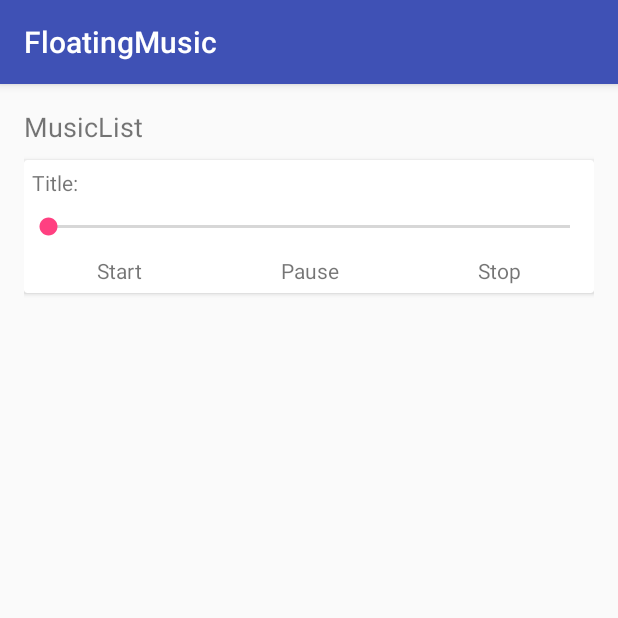
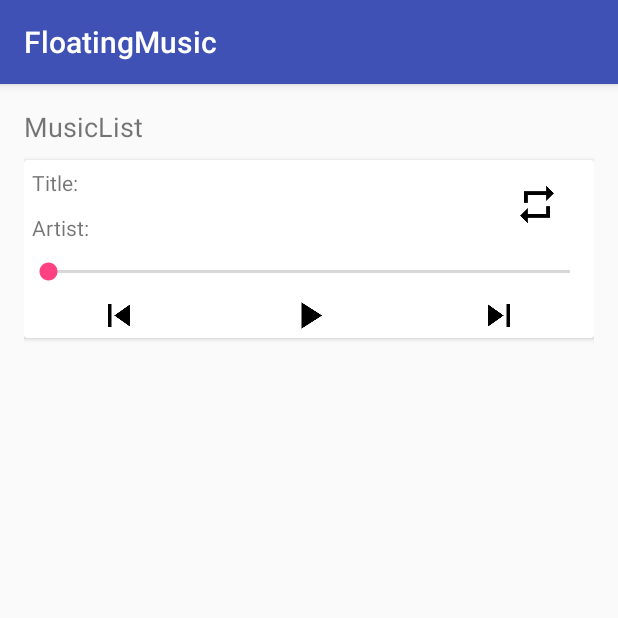
Before and after one commit to floatingmuseum/FloatingMusic, an Android app: the screen it shows after launch (MainActivity), on a phone screen of 412 x 824 dp, the top half of it. Run offline under Robolectric (Android 15) with nearby library versions, the phone set to English and light mode, and no system bars; our stand-ins replace RxJava; libraries missing offline, so code that uses them is left out: com.chad.library, com.orhanobut.logger, com.wanjian.cockroach; 5 statements that could not run were skipped.

Commit message:
2017.6.8

```diff
--- a/app/src/main/java/floatingmuseum/floatingmusic/MusicItem.kt
+++ /dev/null
@@ -1,6 +0,0 @@
-package floatingmuseum.floatingmusic
-
-/**
- * Created by Floatingmuseum on 2017/5/31.
- */
-data class MusicItem(val id: Long, val title: String, val artist: String, val album: String, val duration: Long, val uri: String, val albumID: Long, val coverUri: String, val fileName: String, val fileSize: Long, val year: Int)
--- a/app/src/main/java/floatingmuseum/floatingmusic/PlayerManager.kt
+++ b/app/src/main/java/floatingmuseum/floatingmusic/PlayerManager.kt
@@ -1,6 +1,7 @@
 package floatingmuseum.floatingmusic
 
 import android.media.MediaPlayer
+import floatingmuseum.floatingmusic.entity.MusicInfo
 import floatingmuseum.floatingmusic.utils.*
 import io.reactivex.Flowable
 import io.reactivex.Observable
@@ -18,12 +19,37 @@ import java.util.concurrent.TimeUnit
 /**
  * Created by Floatingmuseum on 2017/6/2.
  */
-class PlayerManager private constructor() {
+class PlayerManager private constructor() : MediaPlayer.OnCompletionListener, MediaPlayer.OnPreparedListener {
+    override fun onPrepared(mp: MediaPlayer?) {
+        startPlay()
+    }
+
+    override fun onCompletion(mp: MediaPlayer?) {
+        TODO("not implemented") //To change body of created functions use File | Settings | File Templates.
+    }
 
     private val player = MediaPlayer()
+    private var currentPlayMode = PLAY_MODE_REPEAT_LIST
+    private var currentPlayingState = PLAY_STATE_STOP
+    private var currentMusicList = ArrayList<MusicInfo>()
+    private lateinit var currentMusicInfo: MusicInfo
+
+    init {
+        player.setOnPreparedListener(this)
+        player.setOnCompletionListener(this)
+    }
 
     companion object {
+        const val PLAY_MODE_REPEAT_ONE = "repeatOne"
+        const val PLAY_MODE_REPEAT_LIST = "repeatList"
+        const val PLAY_MODE_SHUFFLE = "SHUFFLE"
+
+        const val PLAY_STATE_PLAYING = 0
+        const val PLAY_STATE_PAUSE = 1
+        const val PLAY_STATE_STOP = 2
+
         private val playerManager = PlayerManager()
+
         fun getInstance(): PlayerManager {
             return playerManager
         }
@@ -32,23 +58,34 @@ class PlayerManager private constructor() {
     fun play(uri: String) {
         player.reset()
         player.setDataSource(uri)
-        player.prepare()
-        player.start()
+        player.prepareAsync()
     }
 
-    fun pauseMusic() {
+    private fun startPlay() {
+        player.start()
+        currentPlayingState = PLAY_STATE_PLAYING
+    }
+
+    fun pause() {
         if (player.isPlaying) {
             player.pause()
-        } else {
-            player.start()
         }
     }
 
-    fun stopMusic() {
+
+    fun resume() {
+        startPlay()
+    }
+
+    fun stop() {
         if (player.isPlaying) {
             player.stop()
         }
     }
+
+    fun playPrevious() {}
+
+    fun playNext() {}
 
     fun replay() {
         if (player.isPlaying) {
@@ -56,33 +93,29 @@ class PlayerManager private constructor() {
         }
     }
 
-    fun setMusicListener() {
-        Observable.just("")
-                .compose(threadSwitch<String>())
-                .subscribe(object :Observer<String>{
-                    override fun onComplete() {
-                        TODO("not implemented") //To change body of created functions use File | Settings | File Templates.
+    fun refreshMusicList(newMusicList: ArrayList<MusicInfo>) {
+        currentMusicList.clear()
+        currentMusicList.addAll(newMusicList)
     }
 
-                    override fun onSubscribe(d: Disposable?) {
-                        TODO("not implemented") //To change body of created functions use File | Settings | File Templates.
+    fun setMusicListener() {
+
     }
 
-                    override fun onNext(t: String?) {
-                        TODO("not implemented") //To change body of created functions use File | Settings | File Templates.
+    fun setPlayMode(mode: String) {
+        when (mode) {
+            PLAY_MODE_REPEAT_LIST -> currentPlayMode = PLAY_MODE_REPEAT_LIST
+            PLAY_MODE_REPEAT_ONE -> currentPlayMode = PLAY_MODE_REPEAT_ONE
+            PLAY_MODE_SHUFFLE -> currentPlayMode = PLAY_MODE_SHUFFLE
+        }
     }
 
-                    override fun onError(e: Throwable?) {
-                        TODO("not implemented") //To change body of created functions use File | Settings | File Templates.
-                    }
+    fun getPlayMode(): String = currentPlayMode
+    fun getPlayState(): Int = currentPlayingState
 
-                })
+    fun getCurrentMusicInfo(): MusicInfo = currentMusicInfo
 
-        Flowable.just("")
-                .compose(flowableThreadSwitch<String>())
-    }
-
-    private fun sendProgress() :Int{
+    fun sendProgress(): Int {
         return 2
     }
 
--- a/app/src/main/java/floatingmuseum/floatingmusic/entity/MusicInfo.kt
+++ b/app/src/main/java/floatingmuseum/floatingmusic/entity/MusicInfo.kt
@@ -3,4 +3,4 @@ package floatingmuseum.floatingmusic.entity
 /**
  * Created by Floatingmuseum on 2017/6/7.
  */
-data class MusicInfo(var id:Int)
+data class MusicInfo(val id: Long, val title: String, val artist: String, val album: String, val duration: Long, val uri: String, val albumID: Long, val coverUri: String, val fileName: String, val fileSize: Long, val year: Int, var progress: Int = 0)
--- a/app/src/main/java/floatingmuseum/floatingmusic/ui/MainActivity.kt
+++ b/app/src/main/java/floatingmuseum/floatingmusic/ui/MainActivity.kt
@@ -7,11 +7,11 @@ import android.support.v7.app.AppCompatActivity
 import android.support.v7.widget.DividerItemDecoration
 import android.support.v7.widget.LinearLayoutManager
 import android.support.v7.widget.RecyclerView
+import android.widget.ImageView
 import android.widget.SeekBar
 import android.widget.TextView
 import com.floatingmuseum.androidtest.functions.media.ImageItem
 import com.orhanobut.logger.Logger
-import floatingmuseum.floatingmusic.MusicItem
 import floatingmuseum.floatingmusic.MusicListener
 import floatingmuseum.floatingmusic.PlayerManager
 import floatingmuseum.floatingmusic.R
@@ -21,38 +21,52 @@ import org.jetbrains.anko.find
 /**
  * Created by Floatingmuseum on 2017/5/31.
  */
-class MainActivity : AppCompatActivity(),MusicListener {
+class MainActivity : AppCompatActivity(), MusicListener {
 
-    val musicList = ArrayList<MusicItem>()
+    val musicList = ArrayList<MusicInfo>()
     val imageList = ArrayList<ImageItem>()
     lateinit var playerManager: PlayerManager
     lateinit var rvMusicList: RecyclerView
     lateinit var adapter: MusicListAdapter
     lateinit var linearLayoutManager: LinearLayoutManager
     lateinit var tvPlayingTitle: TextView
-    lateinit var pbMusicProgress: SeekBar
+    lateinit var tvPlayingArtist: TextView
+    lateinit var sbMusicProgress: SeekBar
 
     override fun onCreate(savedInstanceState: Bundle?) {
         super.onCreate(savedInstanceState)
         setContentView(R.layout.activity_main)
+        playerManager = PlayerManager.getInstance()
+
         initView()
         initMusic()
-
 //        scanImage()
     }
 
     fun initView() {
-        val tvPlayingPlay: TextView = find(R.id.tv_playing_play)
-        val tvPlayingPause: TextView = find(R.id.tv_playing_pause)
-        val tvPlayingStop: TextView = find(R.id.tv_playing_stop)
+        val ivPlayingPrevious: ImageView = find(R.id.iv_playing_previous)
+        val ivPlayingNext: ImageView = find(R.id.iv_playing_next)
+        var ivPlayingStateControl: ImageView = find(R.id.iv_playing_state_control)
+        var ivPlayingMode: ImageView = find(R.id.iv_playing_mode)
+
+        ivPlayingStateControl.setImageResource(if (playerManager.getPlayState().equals(PlayerManager.PLAY_STATE_PLAYING)) R.drawable.music_pause else R.drawable.music_play)
+        when (playerManager.getPlayMode()) {
+            PlayerManager.PLAY_MODE_REPEAT_LIST -> ivPlayingMode.setImageResource(R.drawable.music_repeat_list)
+            PlayerManager.PLAY_MODE_REPEAT_ONE -> ivPlayingMode.setImageResource(R.drawable.music_repeat_one)
+            PlayerManager.PLAY_MODE_SHUFFLE -> ivPlayingMode.setImageResource(R.drawable.music_shuffle)
+        }
+
+        ivPlayingPrevious.setOnClickListener { playerManager.playPrevious() }
+        ivPlayingNext.setOnClickListener { playerManager.playNext() }
+        ivPlayingStateControl.setOnClickListener {
+            controlPlayState()
+        }
+
+        sbMusicProgress = find(R.id.sb_playing_progress)
         tvPlayingTitle = find(R.id.tv_playing_title)
+        tvPlayingArtist = find(R.id.tv_playing_artist)
+        rvMusicList = find(R.id.rv_music_list)
 
-        tvPlayingPlay.setOnClickListener { replay() }
-        tvPlayingPause.setOnClickListener { pauseMusic() }
-        tvPlayingStop.setOnClickListener { stopMusic() }
-
-        pbMusicProgress = find(R.id.sb_music_progress)
-        rvMusicList = find(R.id.rv_music_list)
         linearLayoutManager = LinearLayoutManager(this)
         adapter = MusicListAdapter(musicList)
         rvMusicList.adapter = adapter
@@ -61,10 +75,19 @@ class MainActivity : AppCompatActivity(),MusicListener {
         adapter.setOnItemClickListener { adapter, view, position -> playMusic(position) }
     }
 
-    fun initMusic() {
-        playerManager = PlayerManager.getInstance()
+    private fun controlPlayState() {
+        if (playerManager.getCurrentMusicInfo() == null) {
+            return
+        }
+        if (playerManager.getPlayState().equals(PlayerManager.PLAY_STATE_PLAYING)) {
+            playerManager.pause()
+        } else {
+            playerManager.resume()
+        }
+    }
+
+    private fun initMusic() {
         scanMusic()
-
     }
 
     fun replay() {
@@ -74,16 +97,8 @@ class MainActivity : AppCompatActivity(),MusicListener {
     fun playMusic(position: Int) {
         var item = musicList[position]
         tvPlayingTitle.text = "Title:" + item.title
+        tvPlayingArtist.text = "Artist:" + item.artist
         playerManager.play(item.uri)
-    }
-
-    fun pauseMusic() {
-        playerManager.pauseMusic()
-    }
-
-    fun stopMusic() {
-        tvPlayingTitle.text = "Title:"
-        playerManager.stopMusic()
     }
 
     /**
@@ -129,7 +144,7 @@ class MainActivity : AppCompatActivity(),MusicListener {
             val fileSize = cursor.getLong(cursor.getColumnIndex(MediaStore.Audio.AudioColumns.SIZE))
             // 发行时间
             val year = cursor.getInt((cursor.getColumnIndex(MediaStore.Audio.AudioColumns.YEAR)))
-            val music = MusicItem(id, title, artist, album, duration, uri, albumId, coverUri, fileName, fileSize, year)
+            val music = MusicInfo(id, title, artist, album, duration, uri, albumId, coverUri, fileName, fileSize, year)
 
             musicList.add(music)
         }
@@ -137,6 +152,7 @@ class MainActivity : AppCompatActivity(),MusicListener {
         for (item in musicList) {
             Logger.d("Music信息:" + item.toString())
         }
+
         adapter.notifyDataSetChanged()
     }
 
--- a/app/src/main/java/floatingmuseum/floatingmusic/ui/MusicListAdapter.kt
+++ b/app/src/main/java/floatingmuseum/floatingmusic/ui/MusicListAdapter.kt
@@ -2,18 +2,18 @@ package floatingmuseum.floatingmusic.ui
 
 import com.chad.library.adapter.base.BaseQuickAdapter
 import com.chad.library.adapter.base.BaseViewHolder
-import floatingmuseum.floatingmusic.MusicItem
 import floatingmuseum.floatingmusic.R
+import floatingmuseum.floatingmusic.entity.MusicInfo
 
 /**
  * Created by Floatingmuseum on 2017/6/2.
  */
-class MusicListAdapter(data: List<MusicItem>) : BaseQuickAdapter<MusicItem, BaseViewHolder>(R.layout.item_music, data) {
+class MusicListAdapter(data: List<MusicInfo>) : BaseQuickAdapter<MusicInfo, BaseViewHolder>(R.layout.item_music, data) {
 
-    override fun convert(helper: BaseViewHolder, item: MusicItem) {
-        helper.setText(R.id.tv_title, "Title:" + item.title)
-                .setText(R.id.tv_album_title, "Album:" + item.album)
-                .setText(R.id.tv_artist, "Artist:" + item.artist)
-                .setText(R.id.tv_duration, "Duration:" + item.duration)
+    override fun convert(helper: BaseViewHolder, info: MusicInfo) {
+        helper.setText(R.id.tv_title, "Title:" + info.title)
+                .setText(R.id.tv_album_title, "Album:" + info.album)
+                .setText(R.id.tv_artist, "Artist:" + info.artist)
+                .setText(R.id.tv_duration, "Duration:" + info.duration)
     }
 }
--- a/app/src/main/res/layout/activity_main.xml
+++ b/app/src/main/res/layout/activity_main.xml
@@ -27,18 +27,51 @@
             android:layout_height="match_parent"
             android:orientation="vertical">
 
-            <TextView
-                android:id="@+id/tv_playing_title"
+            <LinearLayout
                 android:layout_width="match_parent"
                 android:layout_height="wrap_content"
-                android:padding="5dp"
-                android:text="Title:"
-                tools:text="Title:I want love" />
+                android:orientation="horizontal">
+
+                <LinearLayout
+                    android:layout_width="0dp"
+                    android:layout_height="wrap_content"
+                    android:layout_gravity="center_vertical"
+                    android:layout_weight="8"
+                    android:orientation="vertical">
+
+                    <TextView
+                        android:id="@+id/tv_playing_title"
+                        android:layout_width="match_parent"
+                        android:layout_height="wrap_content"
+                        android:maxLines="1"
+                        android:padding="5dp"
+                        android:text="Title:"
+                        tools:text="Title:I want love" />
+
+                    <TextView
+                        android:id="@+id/tv_playing_artist"
+                        android:layout_width="match_parent"
+                        android:layout_height="wrap_content"
+                        android:padding="5dp"
+                        android:text="Artist:"
+                        tools:text="Artist:山岡晃" />
+                </LinearLayout>
+
+                <ImageView
+                    android:id="@+id/iv_playing_mode"
+                    android:layout_width="0dp"
+                    android:layout_height="30dp"
+                    android:layout_gravity="center"
+                    android:layout_weight="2"
+                    tools:src="@drawable/music_shuffle" />
+            </LinearLayout>
+
 
             <SeekBar
-                android:id="@+id/sb_music_progress"
+                android:id="@+id/sb_playing_progress"
                 android:layout_width="match_parent"
                 android:layout_height="wrap_content"
+                android:layout_gravity="center_vertical"
                 android:padding="5dp" />
 
             <LinearLayout
@@ -46,32 +79,29 @@
                 android:layout_height="wrap_content"
                 android:orientation="horizontal">
 
-                <TextView
-                    android:id="@+id/tv_playing_play"
+                <ImageView
+                    android:id="@+id/iv_playing_previous"
                     android:layout_width="0dp"
-                    android:layout_height="wrap_content"
-                    android:layout_weight="1"
-                    android:gravity="center"
-                    android:padding="5dp"
-                    android:text="Start" />
+                    android:layout_height="30dp"
+                    android:layout_gravity="center_vertical"
+                    android:layout_weight="2"
+                    android:src="@drawable/music_previous" />
 
-                <TextView
-                    android:id="@+id/tv_playing_pause"
+                <ImageView
+                    android:id="@+id/iv_playing_state_control"
                     android:layout_width="0dp"
-                    android:layout_height="wrap_content"
-                    android:layout_weight="1"
-                    android:gravity="center"
-                    android:padding="5dp"
-                    android:text="Pause" />
+                    android:layout_height="30dp"
+                    android:layout_gravity="center_vertical"
+                    android:layout_weight="2"
+                    tools:src="@drawable/music_play" />
 
-                <TextView
-                    android:id="@+id/tv_playing_stop"
+                <ImageView
+                    android:id="@+id/iv_playing_next"
                     android:layout_width="0dp"
-                    android:layout_height="wrap_content"
-                    android:layout_weight="1"
-                    android:gravity="center"
-                    android:padding="5dp"
-                    android:text="Stop" />
+                    android:layout_height="30dp"
+                    android:layout_gravity="center_vertical"
+                    android:layout_weight="2"
+                    android:src="@drawable/music_next" />
             </LinearLayout>
 
         </LinearLayout>
```
Also changed, not shown: app/src/main/java/floatingmuseum/floatingmusic/test/Example.kt (+0 -1 lines), app/src/main/java/floatingmuseum/floatingmusic/utils/RxUtil.kt (+25 -13 lines), app/src/main/res/drawable/music_next.png (added), app/src/main/res/drawable/music_pause.png (added), app/src/main/res/drawable/music_play.png (added), app/src/main/res/drawable/music_previous.png (added), app/src/main/res/drawable/music_repeat_list.png (added), app/src/main/res/drawable/music_repeat_one.png (added), app/src/main/res/drawable/music_shuffle.png (added). Lines whose indentation alone changed are shown as unchanged.
